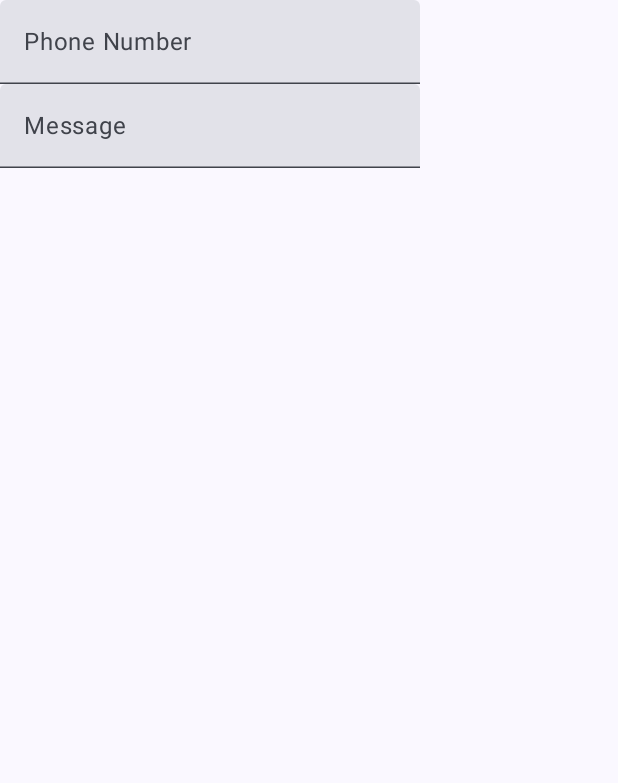
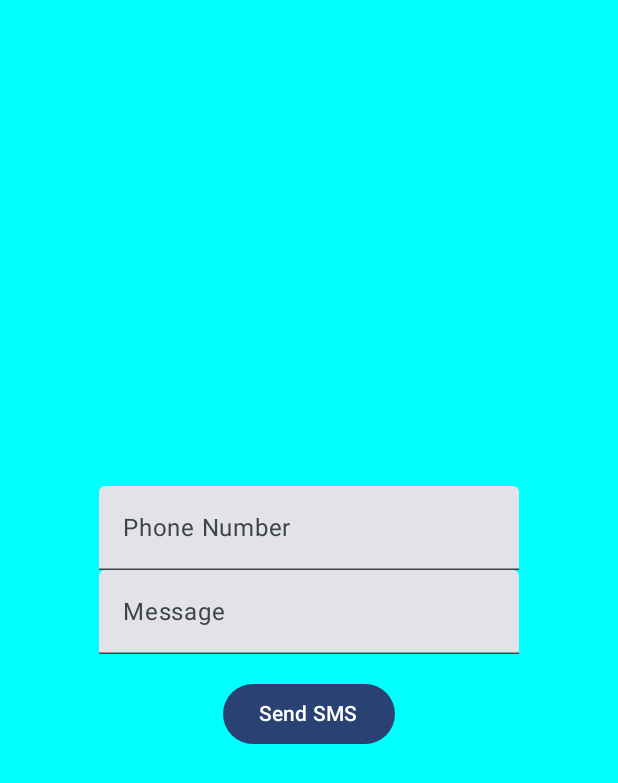
Before and after one commit to CarlosELD/TELKotlin, an Android app built with Jetpack Compose: the screen it shows after launch (MainActivity), on a phone screen of 412 x 824 dp. Shown: the top 783 px of the screen. Run offline under Robolectric (Android 15) with nearby library versions, the phone set to English and light mode, and no system bars.

```diff
--- a/app/src/main/java/net/SMS/mitelefoniacompose/MainActivity.kt
+++ b/app/src/main/java/net/SMS/mitelefoniacompose/MainActivity.kt
@@ -7,15 +7,14 @@ import android.content.Context
 import android.content.Intent
 import android.content.IntentFilter
 import android.os.Bundle
-import android.provider.Telephony
-import android.telephony.SmsManager
-import android.telephony.SmsMessage
 import android.telephony.TelephonyManager
-import android.util.Log
 import androidx.activity.ComponentActivity
 import androidx.activity.compose.setContent
+import androidx.compose.foundation.layout.Arrangement
 import androidx.compose.foundation.layout.Column
 import androidx.compose.foundation.layout.fillMaxSize
+import androidx.compose.foundation.layout.padding
+import androidx.compose.material3.Button
 import androidx.compose.material3.MaterialTheme
 import androidx.compose.material3.Surface
 import androidx.compose.material3.Text
@@ -23,13 +22,13 @@ import androidx.compose.material3.TextField
 import androidx.compose.runtime.Composable
 import androidx.compose.runtime.DisposableEffect
 import androidx.compose.runtime.getValue
-import androidx.compose.runtime.mutableStateOf
-import androidx.compose.runtime.remember
 import androidx.compose.runtime.rememberUpdatedState
+import androidx.compose.ui.Alignment
 import androidx.compose.ui.Modifier
+import androidx.compose.ui.graphics.Color
 import androidx.compose.ui.platform.LocalContext
-import androidx.compose.ui.text.input.TextFieldValue
-import androidx.compose.ui.tooling.preview.Preview
+import androidx.compose.ui.text.input.VisualTransformation
+import androidx.compose.ui.unit.dp
 import androidx.lifecycle.viewmodel.compose.viewModel
 import net.ivanvega.mitelefoniacompose.ui.theme.MiTelefoniaComposeTheme
 
@@ -72,31 +71,46 @@ fun SystemBroadcastReceiver(systemAction: String,
 }
 
 @Composable
-fun HomeScreen() {
+fun HomeScreen(screenViewModel: ScreenViewModel = viewModel()) {
     val context = LocalContext.current
-    val phoneNumberState = remember { mutableStateOf(TextFieldValue()) }
-    val messageState = remember { mutableStateOf(TextFieldValue()) }
-    Column {
+    Surface (modifier = Modifier.fillMaxSize(), color= Color.Cyan){
+        Column(modifier = Modifier,
+            verticalArrangement = Arrangement.Center,
+            horizontalAlignment = Alignment.CenterHorizontally) {
+            val phoneNumberState = screenViewModel.phoneNumber.value
+            val messageState = screenViewModel.message.value
             TextField(
-            value = phoneNumberState.value,
-            onValueChange = { phoneNumberState.value = it },
-            label = { Text("Phone Number") }
+                value = phoneNumberState,
+                onValueChange = { screenViewModel.setPhoneNumber(it.text) },
+                label = { Text("Phone Number") },
+                enabled = true,
+                visualTransformation = VisualTransformation.None
             )
             TextField(
-            value = messageState.value,
-            onValueChange = { messageState.value = it },
-            label = { Text("Message") }
+                value = messageState,
+                onValueChange = { screenViewModel.setMessage(it.text) },
+                label = { Text("Message") },
+                enabled = true,
+                visualTransformation = VisualTransformation.None
             )
-
+            Button(
+                onClick = {
+                    screenViewModel.sendSMS(
+                        context,
+                        phoneNumberState.text,
+                        messageState.text
+                    )
+                },
+                modifier = Modifier.padding(top = 16.dp)
+            ) {
+                Text("Send SMS")
+            }
             SystemBroadcastReceiver(TelephonyManager.ACTION_PHONE_STATE_CHANGED) { intent ->
                 val phoneNumber = intent?.getStringExtra(TelephonyManager.EXTRA_INCOMING_NUMBER)
-            if (phoneNumber == phoneNumberState.value.text) {
-                sendSMS(context, phoneNumberState.value.text, messageState.value.text)
+                if (phoneNumber == phoneNumberState.text) {
+                    screenViewModel.sendSMS(context, phoneNumberState.text, messageState.text)
                 }
             }
         }
     }
-
-private fun sendSMS(context: Context, phoneNumber: String, message: String) {
-    SmsManager.getDefault().sendTextMessage(phoneNumber, null, message, null, null)
 }
--- a/app/src/main/java/net/SMS/mitelefoniacompose/ScreenViewModel.kt
+++ b/app/src/main/java/net/SMS/mitelefoniacompose/ScreenViewModel.kt
@@ -7,9 +7,9 @@ import androidx.compose.runtime.mutableStateOf
 import androidx.compose.ui.text.input.TextFieldValue
 import androidx.lifecycle.ViewModel
 
-class ScreenViewModel: ViewModel() {
-    private val _phoneNumber = mutableStateOf(TextFieldValue(""))
-    private val _message = mutableStateOf(TextFieldValue(""))
+class ScreenViewModel : ViewModel() {
+    private val _phoneNumber = mutableStateOf(TextFieldValue())
+    private val _message = mutableStateOf(TextFieldValue())
 
     val phoneNumber: State<TextFieldValue> = _phoneNumber
     val message: State<TextFieldValue> = _message
@@ -22,10 +22,7 @@ class ScreenViewModel: ViewModel() {
         _message.value = TextFieldValue(text)
     }
 
-    fun sendSMS(context: Context) {
-        val phoneNumber = phoneNumber.value.text
-        val message = message.value.text
-
+    fun sendSMS(context: Context, phoneNumber: String, message: String) {
         SmsManager.getDefault().sendTextMessage(phoneNumber, null, message, null, null)
     }
 }
```
Also changed, not shown: app/src/main/AndroidManifest.xml (+6 -9 lines). Lines whose indentation alone changed are shown as unchanged.
